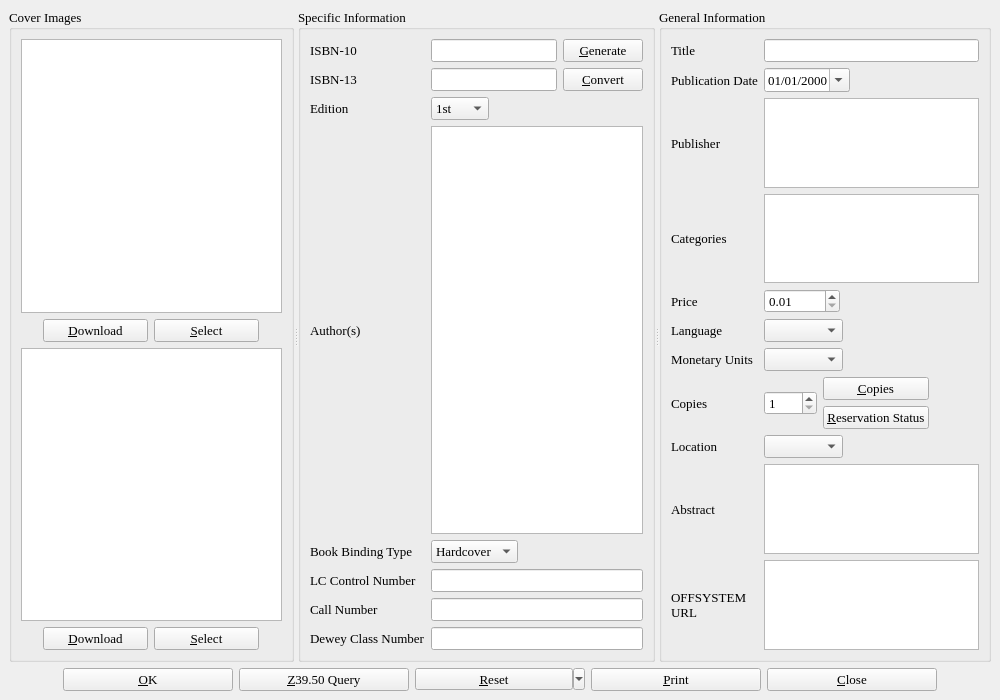
The window that bookinfo.ui (textbrowser/biblioteq) describes before a commit, drawn with Qt 5.
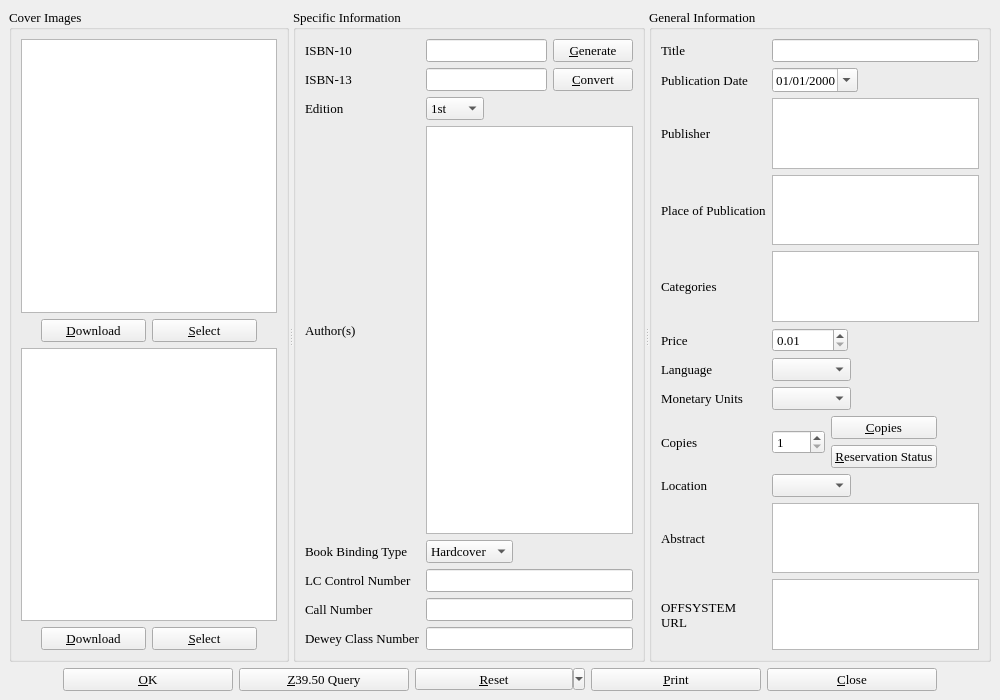
The same window after the commit. Icons and pictures are not drawn. Custom widgets are drawn as their Qt base class.

Commit message: New field: Place of Publication. Updated the documentation.

Diff of the .ui file:
```diff
--- a/bookinfo.ui
+++ b/bookinfo.ui
@@ -655,7 +655,7 @@
           </property>
          </widget>
         </item>
-        <item row="3" column="0" >
+        <item row="4" column="0" >
          <widget class="QLabel" name="label_15" >
           <property name="font" >
            <font>
@@ -668,7 +668,7 @@
           </property>
          </widget>
         </item>
-        <item row="4" column="0" >
+        <item row="5" column="0" >
          <widget class="QLabel" name="label_16" >
           <property name="font" >
            <font>
@@ -681,7 +681,7 @@
           </property>
          </widget>
         </item>
-        <item row="4" column="1" >
+        <item row="5" column="1" >
          <widget class="QDoubleSpinBox" name="price" >
           <property name="sizePolicy" >
            <sizepolicy vsizetype="Fixed" hsizetype="Fixed" >
@@ -703,7 +703,7 @@
           </property>
          </widget>
         </item>
-        <item row="5" column="0" >
+        <item row="6" column="0" >
          <widget class="QLabel" name="label_3" >
           <property name="font" >
            <font>
@@ -716,7 +716,7 @@
           </property>
          </widget>
         </item>
-        <item row="5" column="1" >
+        <item row="6" column="1" >
          <layout class="QHBoxLayout" >
           <item>
            <widget class="QComboBox" name="language" />
@@ -736,7 +736,7 @@
           </item>
          </layout>
         </item>
-        <item row="6" column="0" >
+        <item row="7" column="0" >
          <widget class="QLabel" name="label_4" >
           <property name="font" >
            <font>
@@ -749,7 +749,7 @@
           </property>
          </widget>
         </item>
-        <item row="6" column="1" >
+        <item row="7" column="1" >
          <widget class="QComboBox" name="monetary_units" >
           <property name="sizePolicy" >
            <sizepolicy vsizetype="Fixed" hsizetype="Fixed" >
@@ -759,7 +759,7 @@
           </property>
          </widget>
         </item>
-        <item row="7" column="0" >
+        <item row="8" column="0" >
          <widget class="QLabel" name="label_8" >
           <property name="font" >
            <font>
@@ -772,7 +772,7 @@
           </property>
          </widget>
         </item>
-        <item row="7" column="1" >
+        <item row="8" column="1" >
          <layout class="QHBoxLayout" >
           <item>
            <widget class="QSpinBox" name="quantity" >
@@ -840,7 +840,7 @@
           </item>
          </layout>
         </item>
-        <item row="8" column="0" >
+        <item row="9" column="0" >
          <widget class="QLabel" name="label_10" >
           <property name="font" >
            <font>
@@ -853,7 +853,7 @@
           </property>
          </widget>
         </item>
-        <item row="8" column="1" >
+        <item row="9" column="1" >
          <layout class="QHBoxLayout" >
           <item>
            <widget class="QComboBox" name="location" >
@@ -879,7 +879,7 @@
           </item>
          </layout>
         </item>
-        <item row="9" column="0" >
+        <item row="10" column="0" >
          <widget class="QLabel" name="label_7" >
           <property name="font" >
            <font>
@@ -892,14 +892,14 @@
           </property>
          </widget>
         </item>
-        <item row="9" column="1" >
+        <item row="10" column="1" >
          <widget class="QTextEdit" name="description" >
           <property name="acceptRichText" >
            <bool>false</bool>
           </property>
          </widget>
         </item>
-        <item row="10" column="0" >
+        <item row="11" column="0" >
          <widget class="QLabel" name="label_19" >
           <property name="text" >
            <string>OFFSYSTEM
@@ -907,7 +907,7 @@
           </property>
          </widget>
         </item>
-        <item row="10" column="1" >
+        <item row="11" column="1" >
          <widget class="QTextBrowser" name="url" >
           <property name="readOnly" >
            <bool>false</bool>
@@ -920,7 +920,7 @@
           </property>
          </widget>
         </item>
-        <item row="3" column="1" >
+        <item row="4" column="1" >
          <widget class="hyperlinked_text_edit" name="category" >
           <property name="readOnly" >
            <bool>false</bool>
@@ -933,6 +933,23 @@
           </property>
          </widget>
         </item>
+        <item row="3" column="0" >
+         <widget class="QLabel" name="label_20" >
+          <property name="text" >
+           <string>Place of Publication</string>
+          </property>
+         </widget>
+        </item>
+        <item row="3" column="1" >
+         <widget class="hyperlinked_text_edit" name="place" >
+          <property name="textInteractionFlags" >
+           <set>Qt::LinksAccessibleByKeyboard|Qt::LinksAccessibleByMouse|Qt::TextBrowserInteraction|Qt::TextEditable|Qt::TextEditorInteraction|Qt::TextSelectableByKeyboard|Qt::TextSelectableByMouse</set>
+          </property>
+          <property name="openLinks" >
+           <bool>false</bool>
+          </property>
+         </widget>
+        </item>
        </layout>
       </widget>
      </widget>
```
Left out of the diff: 1 changed line with no effect on the pictures. The commit also changes 11 other files.
